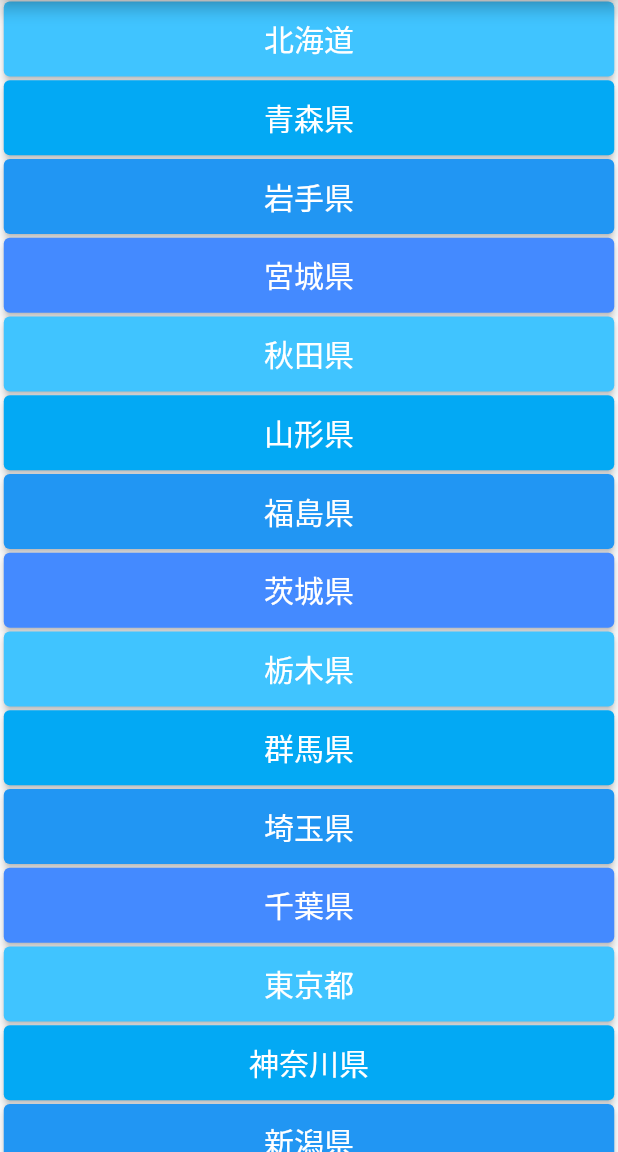
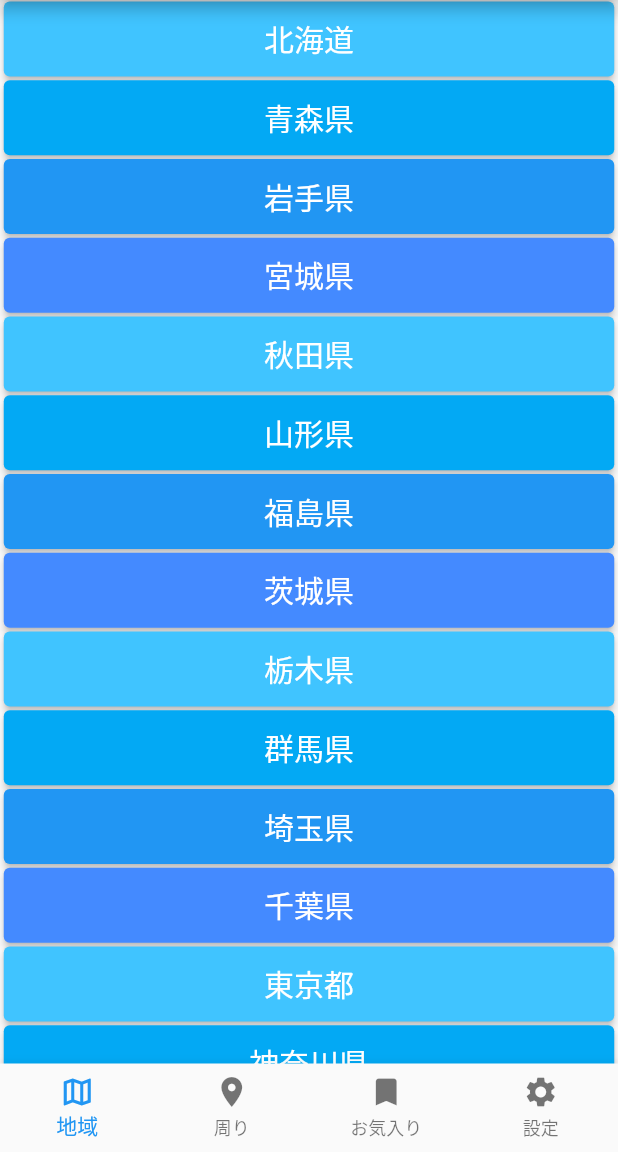
Before and after one commit to Violet629/Project-CalilApp, a Flutter app: the screen it shows after launch, after a tap on "地域から探す", on a phone screen of 412 x 824 dp, the part 84-1236 px from its top. Run offline on Flutter 3.47's test engine with Material 2 defaults, Android fonts, the phone set to English and light mode, and no system bars; our stand-ins replace geolocator, google_maps_flutter, toggle_switch.

Commit message:
인터페이스대폭수정중

```diff
--- a/lib/library.dart
+++ b/lib/library.dart
@@ -4,6 +4,10 @@ import 'package:flutter/services.dart';
 import 'package:provider/provider.dart';
 import 'package:kariru/store.dart';
 import 'package:kariru/resultLibrary.dart';
+import 'package:kariru/book.dart';
+import 'package:http/http.dart' as http;
+import 'package:url_launcher/link.dart';
+import 'package:google_maps_flutter/google_maps_flutter.dart';
 
 class Library extends StatefulWidget {
   const Library({Key? key}) : super(key: key);
@@ -13,6 +17,165 @@ class Library extends StatefulWidget {
 }
 
 class _LibraryState extends State<Library> {
+  // List prefCityList = [];
+  // String prefNum = "";
+  // List<Color> colorList = [
+  //   Colors.lightBlueAccent,
+  //   Colors.lightBlue,
+  //   Colors.blue,
+  //   Colors.blueAccent,
+  // ];
+  //
+  // setPrefNum(payload) {
+  //   setState(() {
+  //     prefNum = payload;
+  //     print(prefNum);
+  //   });
+  // }
+  //
+  // Future<void> readJson() async {
+  //   final String response =
+  //       await rootBundle.loadString('assets/pref_city.json');
+  //   final data = await json.decode(response);
+  //   setState(() {
+  //     prefCityList = [data[0]];
+  //   });
+  // }
+  //
+  // @override
+  // void initState() {
+  //   super.initState();
+  //   readJson();
+  // }
+
+  @override
+  Widget build(BuildContext context) {
+    final Store store = Provider.of<Store>(context, listen: true);
+    return Scaffold(
+      // appBar: AppBar(
+      //   title: Image.asset(
+      //     'assets/calil_logo_black.png',
+      //     width: 170,
+      //   ),
+      //   centerTitle: true,
+      //   automaticallyImplyLeading: false,
+      //   backgroundColor: Colors.lightBlueAccent,
+      // ),
+      // body: ListView.builder(
+      //   padding: const EdgeInsets.symmetric(horizontal: 2.5),
+      //   shrinkWrap: true,
+      //   itemCount: prefCityList[0].length,
+      //   itemBuilder: (BuildContext context, int index) {
+      //     return Container(
+      //       margin: EdgeInsets.fromLTRB(0, 1, 0, 1),
+      //       padding: EdgeInsets.fromLTRB(0, 0, 0, 0.5),
+      //       child: Column(
+      //         children: [
+      //           ElevatedButton(
+      //             style: ElevatedButton.styleFrom(
+      //               primary: colorList[index % colorList.length],
+      //               minimumSize: const Size.fromHeight(50), // NEW
+      //             ),
+      //             onPressed: () {
+      //               setPrefNum('${index + 1}');
+      //               store.setPerf(prefCityList[0]['${index + 1}']["name"]);
+      //               Navigator.push(
+      //                 context,
+      //                 MaterialPageRoute(
+      //                   builder: (context) => LibraryCity(
+      //                       prefNum: prefNum, prefCityList: prefCityList),
+      //                 ),
+      //               );
+      //             },
+      //             child: Text(
+      //               prefCityList[0]['${index + 1}']["name"],
+      //               style: TextStyle(fontSize: 20),
+      //             ),
+      //           ),
+      //         ],
+      //       ),
+      //     );
+      //   },
+      // ),
+      body: LibraryStep(),
+    );
+  }
+}
+
+// class LibraryCity extends StatefulWidget {
+//   const LibraryCity({Key? key, this.prefNum, this.prefCityList})
+//       : super(key: key);
+//   final prefNum;
+//   final prefCityList;
+//
+//   @override
+//   State<LibraryCity> createState() => _LibraryCityState();
+// }
+//
+// class _LibraryCityState extends State<LibraryCity> {
+//   @override
+//   Widget build(BuildContext context) {
+//     final Store store = Provider.of<Store>(context, listen: true);
+//     return Scaffold(
+//       // appBar: AppBar(
+//       //   title: Image.asset(
+//       //     'assets/calil_logo_black.png',
+//       //     width: 170,
+//       //   ),
+//       //   centerTitle: true,
+//       //   automaticallyImplyLeading: false,
+//       //   backgroundColor: Colors.lightBlueAccent,
+//       // ),
+//       body: ListView.builder(
+//         padding: const EdgeInsets.symmetric(horizontal: 2.5),
+//         shrinkWrap: true,
+//         itemCount: widget.prefCityList[0][widget.prefNum]['city'].length,
+//         itemBuilder: (BuildContext context, int index) {
+//           return Container(
+//             margin: EdgeInsets.fromLTRB(0, 1, 0, 1),
+//             padding: EdgeInsets.fromLTRB(0, 0, 0, 0.5),
+//             child: Column(
+//               children: [
+//                 ElevatedButton(
+//                   style: ElevatedButton.styleFrom(
+//                     // primary: colorList[index % colorList.length],
+//                     minimumSize: const Size.fromHeight(50), // NEW
+//                   ),
+//                   onPressed: () {
+//                     store.setCity(widget.prefCityList[0][widget.prefNum]["city"]
+//                         [index]['city']);
+//                     Navigator.push(
+//                       context,
+//                       MaterialPageRoute(
+//                         builder: (context) => ResultLibrary(
+//                             perfName: store.perfName, cityName: store.cityName),
+//                       ),
+//                     );
+//                   },
+//                   child: Text(
+//                     widget.prefCityList[0][widget.prefNum]["city"][index]
+//                         ['city'],
+//                     style: TextStyle(fontSize: 20),
+//                   ),
+//                 ),
+//               ],
+//             ),
+//           );
+//         },
+//       ),
+//     );
+//   }
+// }
+
+class LibraryStep extends StatefulWidget {
+  const LibraryStep({Key? key}) : super(key: key);
+
+  @override
+  State<LibraryStep> createState() => _LibraryStepState();
+}
+
+class _LibraryStepState extends State<LibraryStep> {
+  var step = 0;
   List prefCityList = [];
   String prefNum = "";
   List<Color> colorList = [
@@ -22,12 +185,12 @@ class _LibraryState extends State<Library> {
     Colors.blueAccent,
   ];
 
-  setPrefNum(payload) {
-    setState(() {
-      prefNum = payload;
-      print(prefNum);
-    });
-  }
+  // setPrefNum(payload) {
+  //   setState(() {
+  //     prefNum = payload;
+  //     print(prefNum);
+  //   });
+  // }
 
   Future<void> readJson() async {
     final String response =
@@ -46,18 +209,8 @@ class _LibraryState extends State<Library> {
 
   @override
   Widget build(BuildContext context) {
-    final Store store = Provider.of<Store>(context, listen: true);
-    return Scaffold(
-      appBar: AppBar(
-        title: Image.asset(
-          'assets/calil_logo_black.png',
-          width: 170,
-        ),
-        centerTitle: true,
-        automaticallyImplyLeading: false,
-        backgroundColor: Colors.lightBlueAccent,
-      ),
-      body: ListView.builder(
+    if (step == 0) {
+      return ListView.builder(
         padding: const EdgeInsets.symmetric(horizontal: 2.5),
         shrinkWrap: true,
         itemCount: prefCityList[0].length,
@@ -73,15 +226,12 @@ class _LibraryState extends State<Library> {
                     minimumSize: const Size.fromHeight(50), // NEW
                   ),
                   onPressed: () {
-                    setPrefNum('${index + 1}');
-                    store.setPerf(prefCityList[0]['${index + 1}']["name"]);
-                    Navigator.push(
-                      context,
-                      MaterialPageRoute(
-                        builder: (context) => LibraryCity(
-                            prefNum: prefNum, prefCityList: prefCityList),
-                      ),
-                    );
+                    // setPrefNum('${index + 1}');
+                    // store.setPerf(prefCityList[0]['${index + 1}']["name"]);
+                    setState(() {
+                      prefNum = '${index + 1}';
+                      step++;
+                    });
                   },
                   child: Text(
                     prefCityList[0]['${index + 1}']["name"],
@@ -92,39 +242,12 @@ class _LibraryState extends State<Library> {
             ),
           );
         },
-      ),
-    );
-  }
-}
-
-class LibraryCity extends StatefulWidget {
-  const LibraryCity({Key? key, this.prefNum, this.prefCityList})
-      : super(key: key);
-  final prefNum;
-  final prefCityList;
-
-  @override
-  State<LibraryCity> createState() => _LibraryCityState();
-}
-
-class _LibraryCityState extends State<LibraryCity> {
-  @override
-  Widget build(BuildContext context) {
-    final Store store = Provider.of<Store>(context, listen: true);
-    return Scaffold(
-      appBar: AppBar(
-        title: Image.asset(
-          'assets/calil_logo_black.png',
-          width: 170,
-        ),
-        centerTitle: true,
-        automaticallyImplyLeading: false,
-        backgroundColor: Colors.lightBlueAccent,
-      ),
-      body: ListView.builder(
+      );
+    } else if (step == 1) {
+      return ListView.builder(
         padding: const EdgeInsets.symmetric(horizontal: 2.5),
         shrinkWrap: true,
-        itemCount: widget.prefCityList[0][widget.prefNum]['city'].length,
+        itemCount: prefCityList[0][prefNum]['city'].length,
         itemBuilder: (BuildContext context, int index) {
           return Container(
             margin: EdgeInsets.fromLTRB(0, 1, 0, 1),
@@ -133,23 +256,17 @@ class _LibraryCityState extends State<LibraryCity> {
               children: [
                 ElevatedButton(
                   style: ElevatedButton.styleFrom(
-                    // primary: colorList[index % colorList.length],
+                    primary: colorList[index % colorList.length],
                     minimumSize: const Size.fromHeight(50), // NEW
                   ),
                   onPressed: () {
-                    store.setCity(widget.prefCityList[0][widget.prefNum]["city"]
-                        [index]['city']);
-                    Navigator.push(
-                      context,
-                      MaterialPageRoute(
-                        builder: (context) => ResultLibrary(
-                            perfName: store.perfName, cityName: store.cityName),
-                      ),
-                    );
+                    // setCity(prefCityList[0][prefNum]["city"][index]['city']);
+                    setState(() {
+                      step++;
+                    });
                   },
                   child: Text(
-                    widget.prefCityList[0][widget.prefNum]["city"][index]
-                        ['city'],
+                    prefCityList[0][prefNum]["city"][index]['city'],
                     style: TextStyle(fontSize: 20),
                   ),
                 ),
@@ -157,7 +274,9 @@ class _LibraryCityState extends State<LibraryCity> {
             ),
           );
         },
-      ),
-    );
+      );
+    } else {
+      return Text("test");
+    }
   }
 }
--- a/lib/main.dart
+++ b/lib/main.dart
@@ -1,4 +1,5 @@
 import 'package:flutter/material.dart';
+
 // import 'package:kariru/book.dart';
 import 'package:kariru/library.dart';
 import 'package:kariru/libraryGps.dart';
@@ -82,7 +83,7 @@ class _HomeMenuState extends State<HomeMenu> {
                   onPressed: () {
                     Navigator.push(
                       context,
-                      MaterialPageRoute(builder: (context) => Library()),
+                      MaterialPageRoute(builder: (context) => Frame()),
                     );
                   },
                   child: SizedBox(
@@ -448,3 +449,60 @@ class _HomeMenuState extends State<HomeMenu> {
 //     }
 //   }
 // }
+class Frame extends StatefulWidget {
+  const Frame({Key? key}) : super(key: key);
+
+  @override
+  State<Frame> createState() => _FrameState();
+}
+
+class _FrameState extends State<Frame> {
+  int _currentIndex = 0;
+  final pageList = [
+    Library(),
+    LibraryGps(),
+  ];
+
+  @override
+  Widget build(BuildContext context) {
+    return Scaffold(
+      appBar: AppBar(
+        title: Image.asset(
+          'assets/calil_logo_black.png',
+          width: 170,
+        ),
+        centerTitle: true,
+        automaticallyImplyLeading: false,
+        backgroundColor: Colors.lightBlueAccent,
+      ),
+      body: pageList[_currentIndex],
+      bottomNavigationBar: BottomNavigationBar(
+        type: BottomNavigationBarType.fixed,
+        currentIndex: _currentIndex,
+        onTap: (index) {
+          setState(() {
+            _currentIndex = index;
+          });
+        },
+        items: const [
+          BottomNavigationBarItem(
+            icon: Icon(Icons.map_outlined),
+            label: ("地域"),
+          ),
+          BottomNavigationBarItem(
+            icon: Icon(Icons.location_on),
+            label: ("周り"),
+          ),
+          BottomNavigationBarItem(
+            icon: Icon(Icons.bookmark),
+            label: ("お気入り"),
+          ),
+          BottomNavigationBarItem(
+            icon: Icon(Icons.settings),
+            label: ("設定"),
+          ),
+        ],
+      ),
+    );
+  }
+}
```
